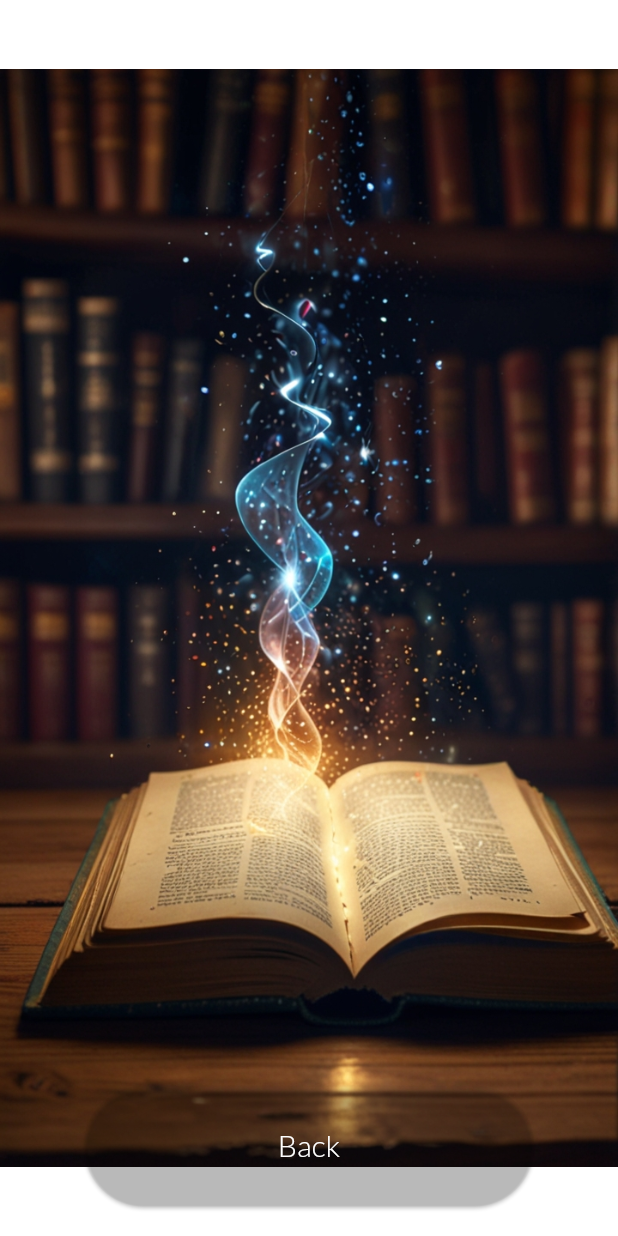
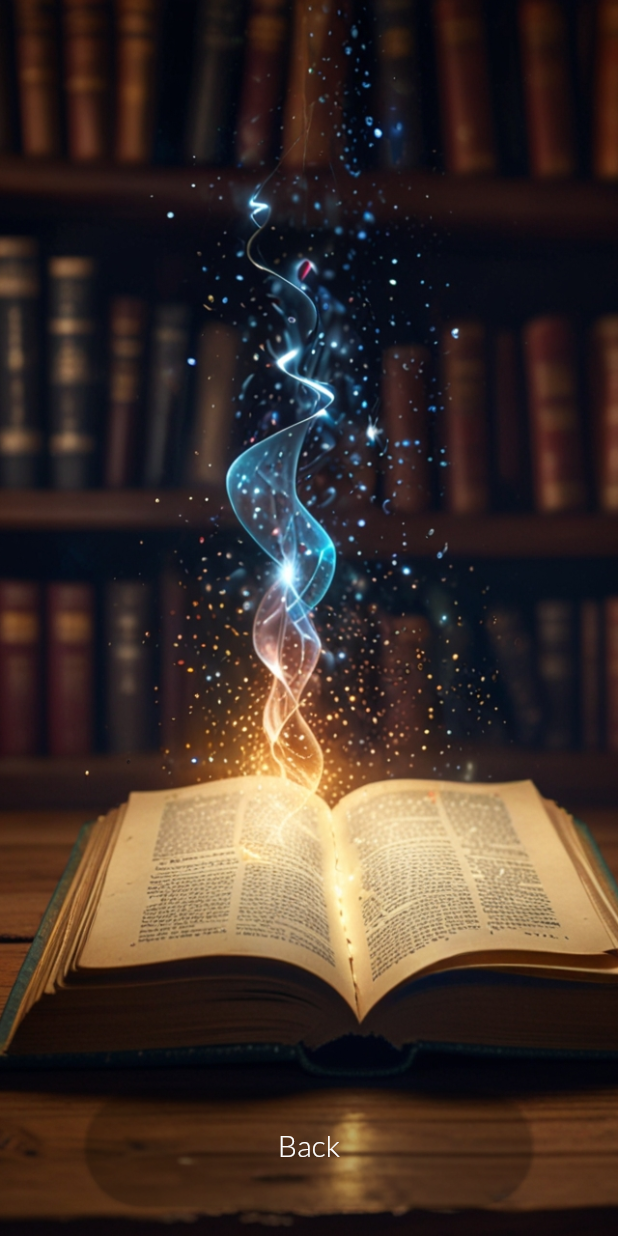
Before and after one commit to nisidazza/tap_and_jot, a Flutter app: the screen it shows after launch, after a tap on "Tap & Jot", on a phone screen of 412 x 824 dp. Run offline on Flutter 3.47's test engine with Material 3 defaults, Android fonts, the phone set to English and light mode, and no system bars; our stand-ins replace google_fonts; network calls fail.

Commit message:
update quote page img background to cover screen

```diff
--- a/lib/app/screens/home_page.dart
+++ b/lib/app/ui/screens/home_page.dart
@@ -1,6 +1,6 @@
 import 'package:flutter/material.dart';
 import 'package:google_fonts/google_fonts.dart';
-import 'package:tap_and_jot/app/screens/quote_page.dart';
+import 'package:tap_and_jot/app/ui/screens/quote_page.dart';
 
 class HomePage extends StatefulWidget {
   const HomePage({super.key});
--- a/lib/app/screens/quote_page.dart
+++ b/lib/app/ui/screens/quote_page.dart
@@ -51,8 +51,9 @@ class _QuotePageState extends State<QuotePage> {
         child: Container(
           width: MediaQuery.of(context).size.width,
           height: MediaQuery.of(context).size.height,
-          decoration:
-              BoxDecoration(image: DecorationImage(image: AssetImage(bookImg))),
+          decoration: BoxDecoration(
+              image: DecorationImage(
+                  image: AssetImage(bookImg), fit: BoxFit.cover)),
           child: Column(
             children: [
               Expanded(
--- a/lib/main.dart
+++ b/lib/main.dart
@@ -1,6 +1,6 @@
 import 'package:flutter/material.dart';
 import 'package:google_fonts/google_fonts.dart';
-import 'package:tap_and_jot/app/screens/home_page.dart';
+import 'package:tap_and_jot/app/ui/screens/home_page.dart';
 
 void main() {
   runApp(const MyApp());
```
